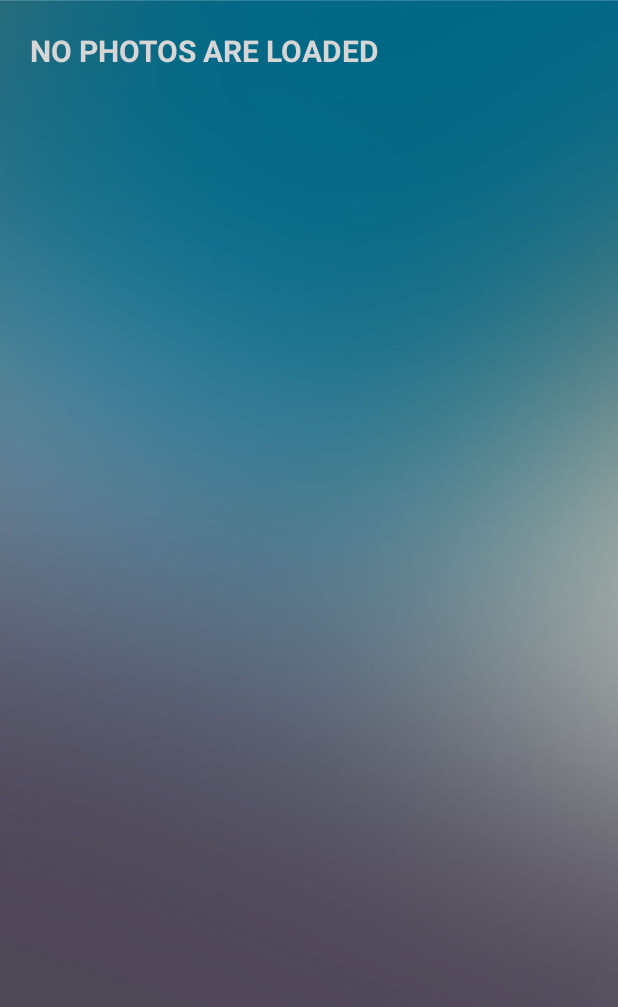
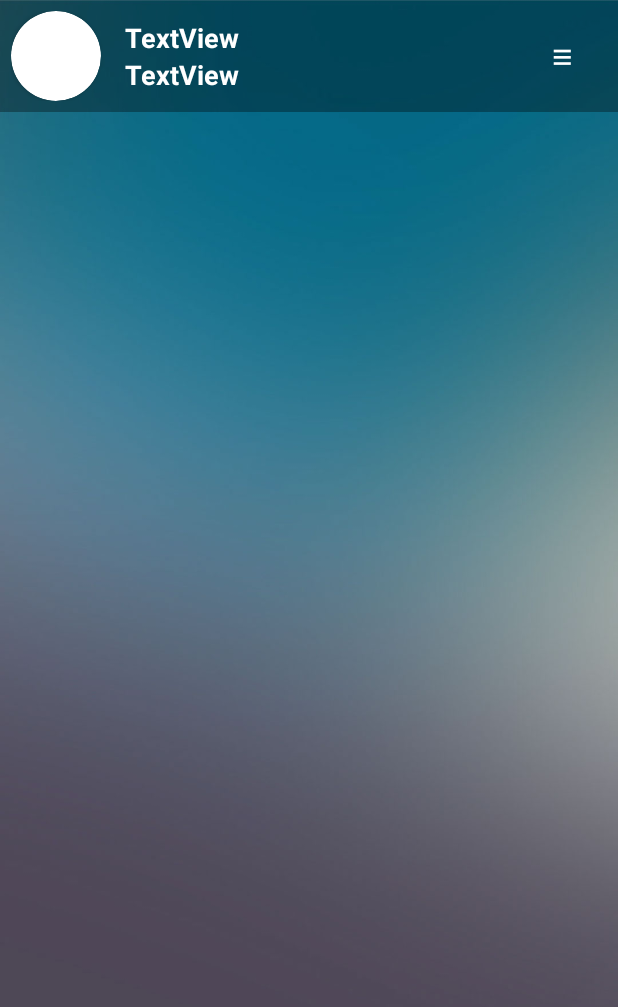
Before and after one commit to mihhailalijev/Kotlinthings, an Android app: the GalleryActivity screen opened directly, with no data from a screen before it, on a phone screen of 412 x 824 dp. Shown: the top 1007 px of the screen. Run offline under Robolectric (Android 15) with nearby library versions, the phone set to English and light mode, and no system bars; our stand-ins replace Picasso; libraries missing offline, so code that uses them is left out: com.vk.sdk; 8 statements that could not run were skipped.

Commit message:
Added top menu Added menu with log out option top menu shows name, lastname, profile picture

```diff
--- a/app/build.gradle
+++ b/app/build.gradle
@@ -45,6 +45,7 @@ dependencies {
     implementation 'androidx.core:core-ktx:1.0.2'
     implementation 'androidx.constraintlayout:constraintlayout:1.1.3'
     implementation 'androidx.recyclerview:recyclerview:1.1.0'
+    implementation 'androidx.cardview:cardview:1.0.0'
 
 
 }
--- a/app/src/main/res/layout/activity_full_screen_preview.xml
+++ b/app/src/main/res/layout/activity_full_screen_preview.xml
@@ -1,5 +1,6 @@
 <?xml version="1.0" encoding="utf-8"?>
 <androidx.constraintlayout.widget.ConstraintLayout xmlns:android="http://schemas.android.com/apk/res/android"
+    android:id="@+id/fullScreenImageLayout"
     xmlns:app="http://schemas.android.com/apk/res-auto"
     xmlns:tools="http://schemas.android.com/tools"
     android:layout_width="match_parent"
--- a/app/src/main/res/layout/activity_gallery.xml
+++ b/app/src/main/res/layout/activity_gallery.xml
@@ -1,25 +1,87 @@
 <?xml version="1.0" encoding="utf-8"?>
 <androidx.constraintlayout.widget.ConstraintLayout xmlns:android="http://schemas.android.com/apk/res/android"
-    android:id="@+id/GalleryActivityConstraintLayout"
     xmlns:app="http://schemas.android.com/apk/res-auto"
     xmlns:tools="http://schemas.android.com/tools"
+    android:id="@+id/GalleryActivityConstraintLayout"
     android:layout_width="match_parent"
     android:layout_height="match_parent"
     android:background="@drawable/app_background"
     tools:context=".GalleryActivity">
 
-    <TextView
-        android:id="@+id/debugTextView"
+    <androidx.constraintlayout.widget.ConstraintLayout
+        android:id="@+id/topContainer"
         android:layout_width="match_parent"
         android:layout_height="wrap_content"
-        android:layout_margin="20dp"
 
-        android:text="NO PHOTOS ARE LOADED"
-        android:textColor="@color/vk_white"
-        android:textSize="20sp"
-        android:textStyle="bold"
-        app:layout_constraintStart_toStartOf="parent"
-        app:layout_constraintTop_toTopOf="parent" />
+        android:background="#56000000"
+        android:padding="7dp"
+        app:layout_constraintTop_toTopOf="parent">
+
+        <androidx.constraintlayout.widget.ConstraintLayout
+            android:layout_width="wrap_content"
+            android:layout_height="wrap_content"
+            android:layout_marginStart="16dp"
+            app:layout_constraintBottom_toBottomOf="parent"
+            app:layout_constraintStart_toEndOf="@+id/cardView"
+            app:layout_constraintTop_toTopOf="parent">
+
+            <TextView
+                android:id="@+id/lastNameView"
+                android:layout_width="wrap_content"
+                android:layout_height="wrap_content"
+                android:text="TextView"
+                android:textColor="#FFFFFF"
+                android:textSize="18sp"
+                android:textStyle="bold"
+                app:layout_constraintBottom_toBottomOf="parent"
+                app:layout_constraintStart_toStartOf="parent"
+                app:layout_constraintTop_toBottomOf="@+id/nameView" />
+
+            <TextView
+                android:id="@+id/nameView"
+                android:layout_width="wrap_content"
+                android:layout_height="wrap_content"
+                android:text="TextView"
+                android:textColor="#FFFFFF"
+                android:textSize="18sp"
+                android:textStyle="bold"
+                app:layout_constraintBottom_toTopOf="@+id/lastNameView"
+                app:layout_constraintStart_toStartOf="parent"
+                app:layout_constraintTop_toTopOf="parent" />
+        </androidx.constraintlayout.widget.ConstraintLayout>
+
+        <androidx.cardview.widget.CardView
+            android:id="@+id/cardView"
+            android:layout_width="60dp"
+            android:layout_height="60dp"
+            app:cardCornerRadius="60dp"
+            app:layout_constraintBottom_toBottomOf="parent"
+            app:layout_constraintStart_toStartOf="parent"
+            app:layout_constraintTop_toTopOf="parent">
+
+            <ImageView
+                android:id="@+id/profileAvatar"
+                android:layout_width="wrap_content"
+                android:layout_height="wrap_content"
+
+                android:outlineAmbientShadowColor="@color/vk_black" />
+
+        </androidx.cardview.widget.CardView>
+
+        <Button
+            android:id="@+id/btnShow"
+            android:layout_width="60dp"
+            android:layout_height="wrap_content"
+            android:background="@android:color/transparent"
+            android:gravity="center"
+            android:onClick="showPopup"
+            android:text="@string/vertical_ellipsis"
+            android:textColor="#FFFFFF"
+            android:textSize="24sp"
+            app:layout_constraintBottom_toBottomOf="parent"
+            app:layout_constraintEnd_toEndOf="parent"
+            app:layout_constraintTop_toTopOf="parent" />
+    </androidx.constraintlayout.widget.ConstraintLayout>
 
     <androidx.recyclerview.widget.RecyclerView
 
@@ -35,7 +97,7 @@
         app:layout_constraintBottom_toBottomOf="parent"
         app:layout_constraintEnd_toEndOf="parent"
         app:layout_constraintStart_toStartOf="parent"
-        app:layout_constraintTop_toBottomOf="@+id/debugTextView" />
+        app:layout_constraintTop_toBottomOf="@+id/topContainer" />
 
 
 </androidx.constraintlayout.widget.ConstraintLayout>
--- a/app/src/main/res/layout/activity_main.xml
+++ b/app/src/main/res/layout/activity_main.xml
@@ -12,6 +12,7 @@
 
         android:layout_width="match_parent"
         android:layout_height="300dp"
+
         app:layout_constraintBottom_toBottomOf="parent"
         app:layout_constraintEnd_toEndOf="parent"
         app:layout_constraintStart_toStartOf="parent"
--- /dev/null
+++ b/app/src/main/res/menu/menu.xml
@@ -0,0 +1,7 @@
+<?xml version="1.0" encoding="utf-8"?>
+<menu xmlns:android="http://schemas.android.com/apk/res/android">
+    <item
+        android:id="@+id/Logout"
+        android:onClick="onMenuItemClick"
+        android:title="Log Out" />
+</menu>
--- a/app/src/main/res/values/strings.xml
+++ b/app/src/main/res/values/strings.xml
@@ -1,4 +1,5 @@
 <resources>
     <string name="app_name">Kotlin things</string>
     <integer name="com_vk_sdk_AppId">7225532</integer>
+    <string name="vertical_ellipsis">&#8801;</string>
 </resources>
```
Also changed, not shown: app/src/main/java/com/example/kotlinthings/FullScreenPreview.kt (+6 -3 lines), app/src/main/java/com/example/kotlinthings/GalleryActivity.kt (+88 -18 lines).
